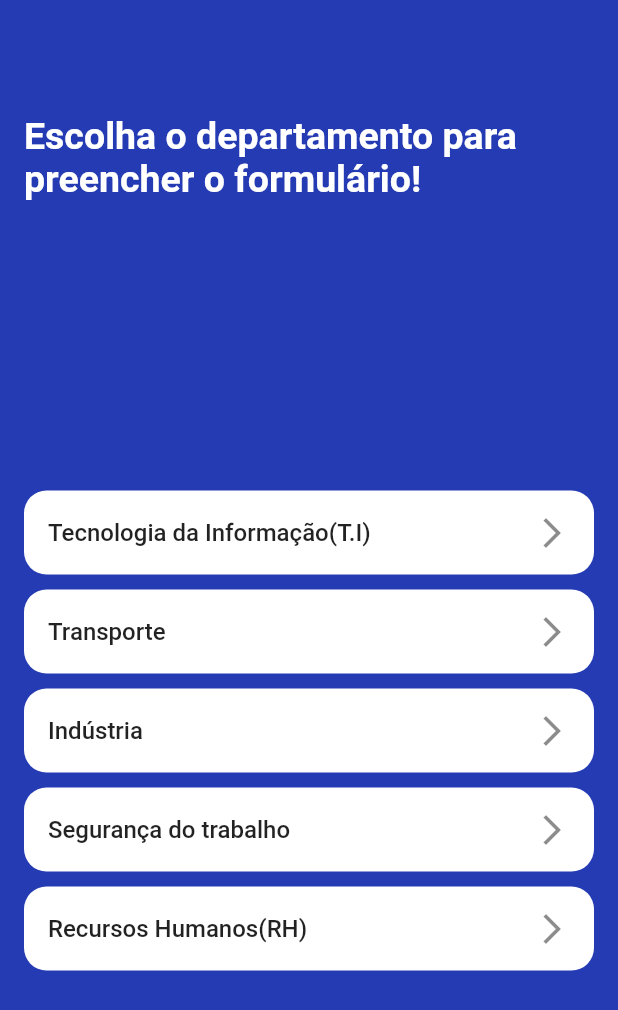
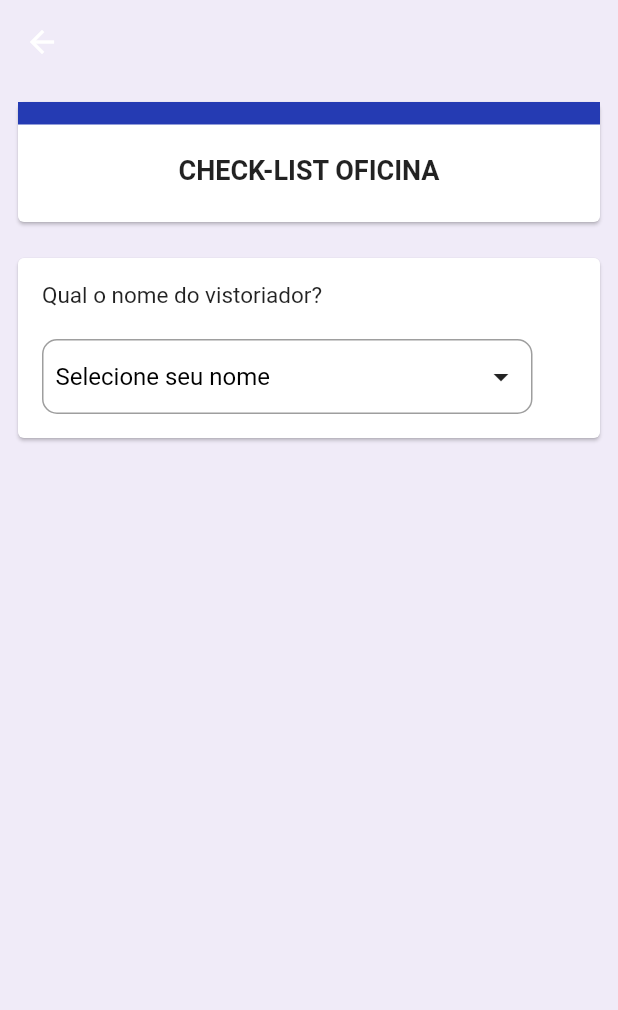
Before and after one commit to notria-12/sinc_forms, a Flutter app: the ChooseSectorPage screen opened by its route, after a tap on "Transporte", on a phone screen of 412 x 824 dp. Shown: the top 1010 px of the screen. Run offline on Flutter 3.47's test engine with Material 2 defaults, Android fonts, the phone set to English and light mode, and no system bars; our stand-ins replace flutter_modular.

Commit message:
partial form to transport

```diff
--- a/lib/modules/forms/choose_sector_page.dart
+++ b/lib/modules/forms/choose_sector_page.dart
@@ -43,7 +43,7 @@
                 ),
                 InkWell(
                   onTap: () {
-                    // Modular.to.pushNamed('/choose');
+                    Modular.to.pushNamed('/forms/transport');
                   },
                   child: SectorWidget(
                     label: "Transporte",
--- /dev/null
+++ b/lib/modules/forms/form_transport_page.dart
@@ -0,0 +1,76 @@
+import 'package:flutter/material.dart';
+import 'package:sinc_forms/shared/widgets/card_form_widget.dart';
+import 'package:sinc_forms/shared/widgets/header_form_widget.dart';
+
+class FormTransportPage extends StatefulWidget {
+  const FormTransportPage({Key? key}) : super(key: key);
+
+  @override
+  _FormTransportPageState createState() => _FormTransportPageState();
+}
+
+class _FormTransportPageState extends State<FormTransportPage> {
+  String dropdownValue = 'Selecione seu nome';
+  @override
+  Widget build(BuildContext context) {
+    return Scaffold(
+      appBar: AppBar(
+        backgroundColor: Color.fromRGBO(240, 235, 248, 1),
+        elevation: 0,
+      ),
+      backgroundColor: Color.fromRGBO(240, 235, 248, 1),
+      body: SingleChildScrollView(
+        child: Column(
+          children: [
+            HeaderForm(label: "CHECK-LIST OFICINA"),
+            CardForm(
+                label: "Qual o nome do vistoriador?",
+                widget: Container(
+                  padding: EdgeInsets.symmetric(horizontal: 8),
+                  decoration: BoxDecoration(
+                      border: Border.all(color: Colors.grey),
+                      borderRadius: BorderRadius.circular(10)),
+                  child: DropdownButton<String>(
+                    value: dropdownValue,
+                    icon: Container(),
+                    underline: Container(),
+                    elevation: 16,
+                    style: const TextStyle(color: Colors.black),
+                    onChanged: (String? newValue) {
+                      setState(() {
+                        dropdownValue = newValue!;
+                      });
+                    },
+                    items: <String>[
+                      'Selecione seu nome',
+                      'Antônio Francisco Santos de Sousa(Vaqueiro)',
+                      'Edi Carlos Da silva Oliveira',
+                      'José Francisco Gonçalves Pereira(Peteca)',
+                      'Orlnado Ferreira Santos(Tomate)',
+                      'Natan Da Silva Pereira',
+                    ].map<DropdownMenuItem<String>>((String value) {
+                      return DropdownMenuItem<String>(
+                        value: value,
+                        child: Container(
+                            width: MediaQuery.of(context).size.width * 0.75,
+                            child: Row(
+                              mainAxisAlignment: MainAxisAlignment.spaceBetween,
+                              children: [
+                                Text(
+                                  value,
+                                  style: TextStyle(
+                                      fontFamily: 'Roboto', fontSize: 16),
+                                ),
+                                Icon(Icons.arrow_drop_down)
+                              ],
+                            )),
+                      );
+                    }).toList(),
+                  ),
+                ))
+          ],
+        ),
+      ),
+    );
+  }
+}
--- a/lib/modules/forms/forms_module.dart
+++ b/lib/modules/forms/forms_module.dart
@@ -2,6 +2,7 @@
 import 'package:sinc_forms/modules/forms/choose_sector_page.dart';
 import 'package:sinc_forms/modules/forms/form_industry_page.dart';
 import 'package:sinc_forms/modules/forms/form_sst_page.dart';
+import 'package:sinc_forms/modules/forms/form_transport_page.dart';
 
 import 'form_ti_page.dart';
 
@@ -14,6 +15,7 @@
     ChildRoute('/', child: (_, __) => ChooseSectorPage()),
     ChildRoute('/ti', child: (_, __) => FormTIPage()),
     ChildRoute('/industry', child: (_, __) => FormIndustryPage()),
-    ChildRoute('/sst', child: (_, __) => FormSSTPage())
+    ChildRoute('/sst', child: (_, __) => FormSSTPage()),
+    ChildRoute('/transport', child: (_, __) => FormTransportPage())
   ];
 }
```
